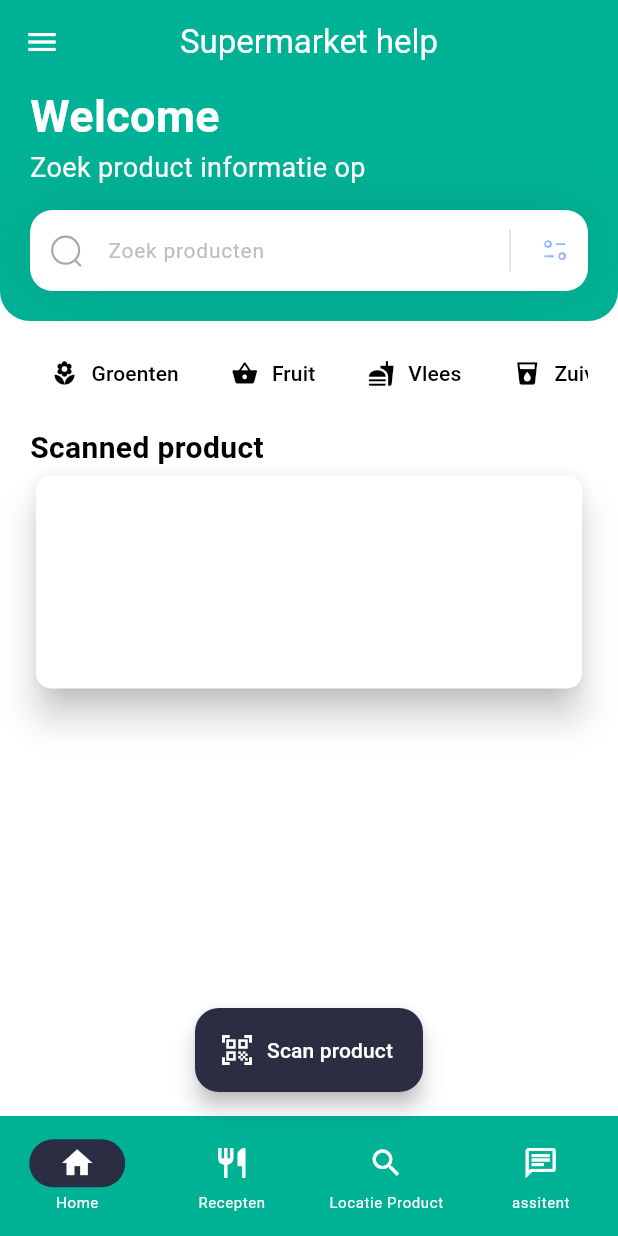
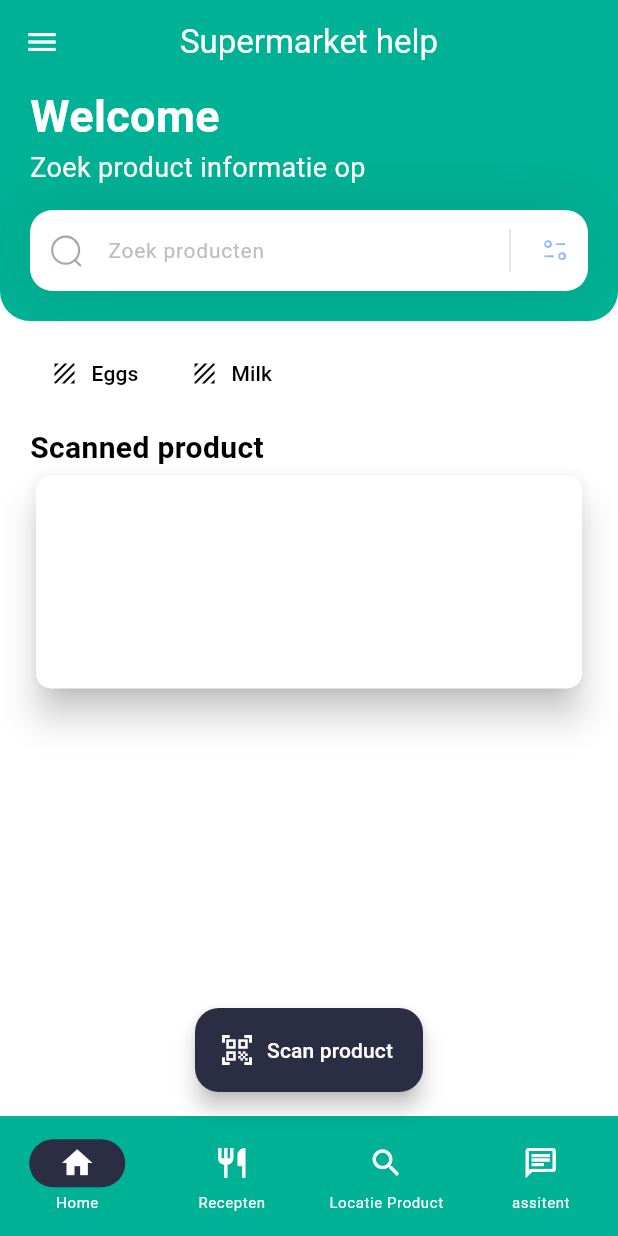
Before and after one commit to Zhantie/storeHelper, a Flutter app: the screen it shows after launch, on a phone screen of 412 x 824 dp. Run offline on Flutter 3.47's test engine with Material 3 defaults, Android fonts, the phone set to English and light mode, and no system bars; our stand-ins replace camera, carousel_slider, dash_chat_2, flutter_dotenv, flutter_svg, get and 1 more; missing offline and left inert: chat_gpt_sdk, flutter_barcode_scanner, flutter_tflite, openfoodfacts.

Commit message:
added allergen dialog

```diff
--- a/fitness/lib/screens/home_screen.dart
+++ b/fitness/lib/screens/home_screen.dart
@@ -19,7 +19,10 @@ class _HomeScreenState extends State<HomeScreen> {
   String? productImage;
   String? productBrand;
   String? productQuantitiy;
+  String? productAllergens;
   bool isLoading = false;
+
+  List<String> selectedAllergens = [];
 
   Future<String?> getScanCode() async {
     try {
@@ -78,7 +81,20 @@ class _HomeScreenState extends State<HomeScreen> {
           productImage = result.product!.imageFrontUrl;
           productBrand = result.product!.brands;
           productQuantitiy = result.product!.quantity;
+          productAllergens = result.product!.allergens!.names.join(', ');
         });
+
+        // Check for allergens
+        if (selectedAllergens.isNotEmpty && productAllergens != null) {
+          for (var allergen in selectedAllergens) {
+            if (productAllergens!
+                .toLowerCase()
+                .contains(allergen.toLowerCase())) {
+              showAllergenAlert(allergen);
+              break;
+            }
+          }
+        }
       } else {
         print('Product not found');
         setState(() {
@@ -92,6 +108,33 @@ class _HomeScreenState extends State<HomeScreen> {
         productName = 'Error fetching product: $e';
       });
     }
+  }
+
+  // shows allert dialog when allergen is found
+  void showAllergenAlert(String allergen) {
+    showDialog(
+      context: context,
+      builder: (context) {
+        return AlertDialog(
+          title: const Text('Waarschuwing!'),
+          content: Text('Dit product bevat allergenen: $allergen'),
+          actions: [
+            TextButton(
+              onPressed: () {
+                Navigator.of(context).pop();
+              },
+              child: const Text('OK'),
+            ),
+          ],
+        );
+      },
+    );
+  }
+
+  void handleSelectionChanged(List<String> selected) {
+    setState(() {
+      selectedAllergens = selected;
+    });
   }
 
   @override
@@ -160,6 +203,7 @@ class _HomeScreenState extends State<HomeScreen> {
               ],
             ),
           ),
+
           Expanded(
             child: Container(
               alignment: Alignment.topCenter,
@@ -167,10 +211,13 @@ class _HomeScreenState extends State<HomeScreen> {
               child: Column(
                 crossAxisAlignment: CrossAxisAlignment.start,
                 children: [
-                  const Padding(
-                    padding:
-                        EdgeInsets.symmetric(horizontal: 20.0, vertical: 10.0),
-                    child: CategoryChips(),
+                  Padding(
+                    padding: EdgeInsets.symmetric(
+                      horizontal: 20.0,
+                      vertical: 10.0,
+                    ),
+                    child: CategoryChips(
+                        onSelectionChanged: handleSelectionChanged),
                   ),
                   const Padding(
                     padding: EdgeInsets.symmetric(
@@ -187,7 +234,9 @@ class _HomeScreenState extends State<HomeScreen> {
 
                   //card with product information
                   Padding(
-                    padding: const EdgeInsets.symmetric(horizontal: 20.0),
+                    padding: const EdgeInsets.symmetric(
+                      horizontal: 20.0,
+                    ),
                     child: SizedBox(
                       height: 150,
                       child: isLoading
--- a/fitness/lib/widgets/chips/category_chips.dart
+++ b/fitness/lib/widgets/chips/category_chips.dart
@@ -1,32 +1,27 @@
 import 'package:flutter/material.dart';
 
 class CategoryChips extends StatefulWidget {
-  const CategoryChips({Key? key}) : super(key: key);
+  final Function(List<String>) onSelectionChanged;
+
+  const CategoryChips({Key? key, required this.onSelectionChanged})
+      : super(key: key);
 
   @override
   _CategoryChipsState createState() => _CategoryChipsState();
 }
 
 class _CategoryChipsState extends State<CategoryChips> {
-  final List<String> _categories = [
-    'Groenten',
-    'Fruit',
-    'Vlees',
-    'Zuivel',
-    'Bakkerij',
-    'Dranken',
+  final List<String> categoriesAllergen = [
+    "Eggs",
+    'Milk',
   ];
 
   final Map<String, IconData> _categoryIcons = {
-    'Groenten': Icons.local_florist,
-    'Fruit': Icons.shopping_basket,
-    'Vlees': Icons.fastfood,
-    'Zuivel': Icons.local_drink,
-    'Bakkerij': Icons.bakery_dining,
-    'Dranken': Icons.local_bar,
+    "Eggs": Icons.texture_sharp,
+    'Milk': Icons.texture_sharp,
   };
 
-  List<String> _selectedCategories = [];
+  List<String> selectedCategories = [];
 
   @override
   Widget build(BuildContext context) {
@@ -34,7 +29,7 @@ class _CategoryChipsState extends State<CategoryChips> {
       height: 50.0,
       child: ListView(
         scrollDirection: Axis.horizontal,
-        children: _categories.map((String category) {
+        children: categoriesAllergen.map((String category) {
           return Padding(
             padding: const EdgeInsets.all(4.0),
             child: FilterChip(
@@ -48,27 +43,28 @@ class _CategoryChipsState extends State<CategoryChips> {
               label: Text(
                 category,
                 style: TextStyle(
-                  color: _selectedCategories.contains(category)
+                  color: selectedCategories.contains(category)
                       ? Colors.white
                       : Colors.black,
                 ),
               ),
               avatar: Icon(
                 _categoryIcons[category],
-                color: _selectedCategories.contains(category)
+                color: selectedCategories.contains(category)
                     ? Colors.white
                     : Colors.black,
               ),
-              selected: _selectedCategories.contains(category),
               onSelected: (bool selected) {
                 setState(() {
                   if (selected) {
-                    _selectedCategories.add(category);
+                    selectedCategories.add(category);
                   } else {
-                    _selectedCategories.remove(category);
+                    selectedCategories.remove(category);
                   }
                 });
+                widget.onSelectionChanged(selectedCategories);
               },
+              selected: selectedCategories.contains(category),
             ),
           );
         }).toList(),
```
